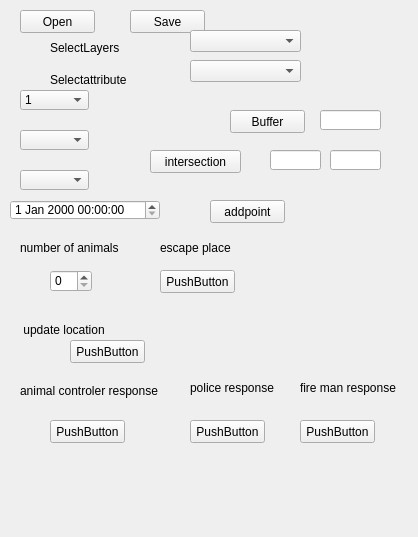
First picture: the form in escapers/escapers_dockwidget_base.ui, repository tarapakis/GEO1005, before the edit.
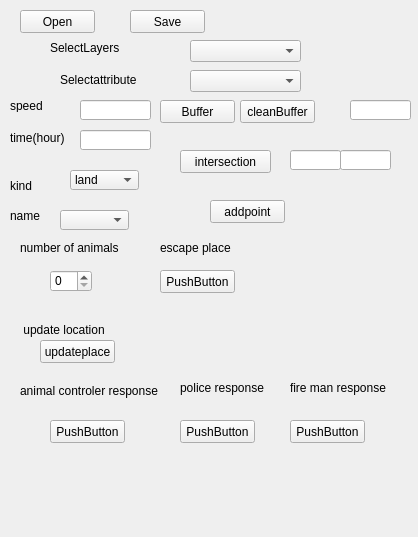
Second picture: the form after the edit.

Patch:
```diff
--- a/escapers/escapers_dockwidget_base.ui
+++ b/escapers/escapers_dockwidget_base.ui
@@ -14,60 +14,40 @@
    <string>escapers</string>
   </property>
   <widget class="QWidget" name="dockWidgetContents">
-   <widget class="QDateTimeEdit" name="dateTimeEdit">
-    <property name="geometry">
-     <rect>
-      <x>10</x>
-      <y>200</y>
-      <width>150</width>
-      <height>20</height>
-     </rect>
-    </property>
-   </widget>
-   <widget class="QComboBox" name="comboBox_3">
-    <property name="geometry">
-     <rect>
-      <x>20</x>
-      <y>90</y>
-      <width>69</width>
-      <height>20</height>
-     </rect>
-    </property>
-    <item>
-     <property name="text">
-      <string>1</string>
-     </property>
-    </item>
-    <item>
-     <property name="text">
-      <string>2</string>
-     </property>
-    </item>
-    <item>
-     <property name="text">
-      <string>3</string>
-     </property>
-    </item>
-   </widget>
    <widget class="QComboBox" name="comboBox">
     <property name="geometry">
      <rect>
-      <x>20</x>
-      <y>130</y>
-      <width>69</width>
-      <height>20</height>
-     </rect>
-    </property>
-   </widget>
-   <widget class="QComboBox" name="comboBox_2">
-    <property name="geometry">
-     <rect>
-      <x>20</x>
+      <x>70</x>
       <y>170</y>
       <width>69</width>
       <height>20</height>
      </rect>
     </property>
+    <item>
+     <property name="text">
+      <string>land</string>
+     </property>
+    </item>
+    <item>
+     <property name="text">
+      <string>tree</string>
+     </property>
+    </item>
+    <item>
+     <property name="text">
+      <string>water</string>
+     </property>
+    </item>
+   </widget>
+   <widget class="QComboBox" name="comboBox_2">
+    <property name="geometry">
+     <rect>
+      <x>60</x>
+      <y>210</y>
+      <width>69</width>
+      <height>20</height>
+     </rect>
+    </property>
    </widget>
    <widget class="QPushButton" name="pushButton">
     <property name="geometry">
@@ -95,14 +75,14 @@
    <widget class="QPushButton" name="pushButton_2">
     <property name="geometry">
      <rect>
-      <x>70</x>
-      <y>340</y>
+      <x>240</x>
+      <y>100</y>
       <width>75</width>
       <height>23</height>
      </rect>
     </property>
     <property name="text">
-     <string>PushButton</string>
+     <string>cleanBuffer</string>
     </property>
    </widget>
    <widget class="QPushButton" name="pushButton_3">
@@ -160,7 +140,7 @@
    <widget class="QPushButton" name="pushButton_4">
     <property name="geometry">
      <rect>
-      <x>190</x>
+      <x>180</x>
       <y>420</y>
       <width>75</width>
       <height>23</height>
@@ -173,7 +153,7 @@
    <widget class="QLabel" name="label_4">
     <property name="geometry">
      <rect>
-      <x>190</x>
+      <x>180</x>
       <y>380</y>
       <width>91</width>
       <height>16</height>
@@ -199,7 +179,7 @@
    <widget class="QPushButton" name="pushButton_5">
     <property name="geometry">
      <rect>
-      <x>300</x>
+      <x>290</x>
       <y>420</y>
       <width>75</width>
       <height>23</height>
@@ -212,7 +192,7 @@
    <widget class="QLabel" name="label_6">
     <property name="geometry">
      <rect>
-      <x>300</x>
+      <x>290</x>
       <y>380</y>
       <width>131</width>
       <height>16</height>
@@ -252,7 +232,7 @@
     <property name="geometry">
      <rect>
       <x>190</x>
-      <y>30</y>
+      <y>40</y>
       <width>111</width>
       <height>22</height>
      </rect>
@@ -262,7 +242,7 @@
     <property name="geometry">
      <rect>
       <x>190</x>
-      <y>60</y>
+      <y>70</y>
       <width>111</width>
       <height>22</height>
      </rect>
@@ -284,7 +264,7 @@
    <widget class="QLabel" name="label_7">
     <property name="geometry">
      <rect>
-      <x>50</x>
+      <x>60</x>
       <y>70</y>
       <width>101</width>
       <height>20</height>
@@ -297,8 +277,8 @@
    <widget class="QPushButton" name="bufferButton">
     <property name="geometry">
      <rect>
-      <x>230</x>
-      <y>110</y>
+      <x>160</x>
+      <y>100</y>
       <width>75</width>
       <height>23</height>
      </rect>
@@ -310,8 +290,8 @@
    <widget class="QLineEdit" name="bufferCutoffEdit">
     <property name="geometry">
      <rect>
-      <x>320</x>
-      <y>110</y>
+      <x>350</x>
+      <y>100</y>
       <width>61</width>
       <height>20</height>
      </rect>
@@ -333,7 +313,7 @@
    <widget class="QPushButton" name="intersectionbutton">
     <property name="geometry">
      <rect>
-      <x>150</x>
+      <x>180</x>
       <y>150</y>
       <width>91</width>
       <height>23</height>
@@ -346,7 +326,7 @@
    <widget class="QLineEdit" name="layer1Edit">
     <property name="geometry">
      <rect>
-      <x>270</x>
+      <x>290</x>
       <y>150</y>
       <width>51</width>
       <height>20</height>
@@ -356,13 +336,98 @@
    <widget class="QLineEdit" name="layer2Edit">
     <property name="geometry">
      <rect>
-      <x>330</x>
+      <x>340</x>
       <y>150</y>
       <width>51</width>
       <height>20</height>
      </rect>
     </property>
    </widget>
+   <widget class="QLineEdit" name="timeEdit">
+    <property name="geometry">
+     <rect>
+      <x>80</x>
+      <y>130</y>
+      <width>71</width>
+      <height>20</height>
+     </rect>
+    </property>
+   </widget>
+   <widget class="QLabel" name="label_8">
+    <property name="geometry">
+     <rect>
+      <x>10</x>
+      <y>130</y>
+      <width>61</width>
+      <height>16</height>
+     </rect>
+    </property>
+    <property name="text">
+     <string>time(hour)</string>
+    </property>
+   </widget>
+   <widget class="QLabel" name="label_9">
+    <property name="geometry">
+     <rect>
+      <x>10</x>
+      <y>100</y>
+      <width>54</width>
+      <height>12</height>
+     </rect>
+    </property>
+    <property name="text">
+     <string>speed</string>
+    </property>
+   </widget>
+   <widget class="QLabel" name="label_10">
+    <property name="geometry">
+     <rect>
+      <x>10</x>
+      <y>180</y>
+      <width>54</width>
+      <height>12</height>
+     </rect>
+    </property>
+    <property name="text">
+     <string>kind</string>
+    </property>
+   </widget>
+   <widget class="QLabel" name="label_11">
+    <property name="geometry">
+     <rect>
+      <x>10</x>
+      <y>210</y>
+      <width>54</width>
+      <height>12</height>
+     </rect>
+    </property>
+    <property name="text">
+     <string>name</string>
+    </property>
+   </widget>
+   <widget class="QLineEdit" name="speedEdit">
+    <property name="geometry">
+     <rect>
+      <x>80</x>
+      <y>100</y>
+      <width>71</width>
+      <height>20</height>
+     </rect>
+    </property>
+   </widget>
+   <widget class="QPushButton" name="updatePlaceButton">
+    <property name="geometry">
+     <rect>
+      <x>40</x>
+      <y>340</y>
+      <width>75</width>
+      <height>23</height>
+     </rect>
+    </property>
+    <property name="text">
+     <string>updateplace</string>
+    </property>
+   </widget>
   </widget>
  </widget>
  <resources/>
```
Left out of the diff: 2 changed lines with no effect on the pictures.
